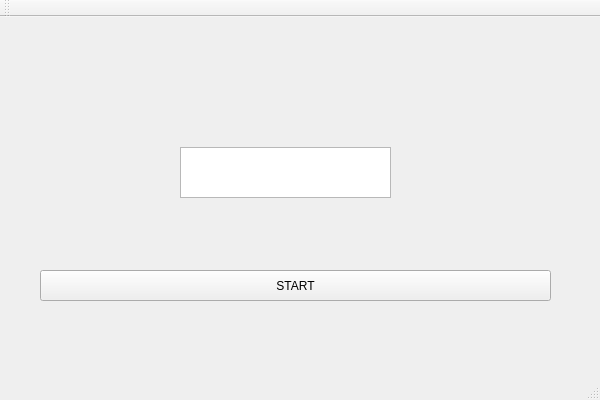
Before: the Qt Designer form Scribble/Scribble/WaitingRoom.ui in PopescuFilip/Scribble, drawn with Qt 5.
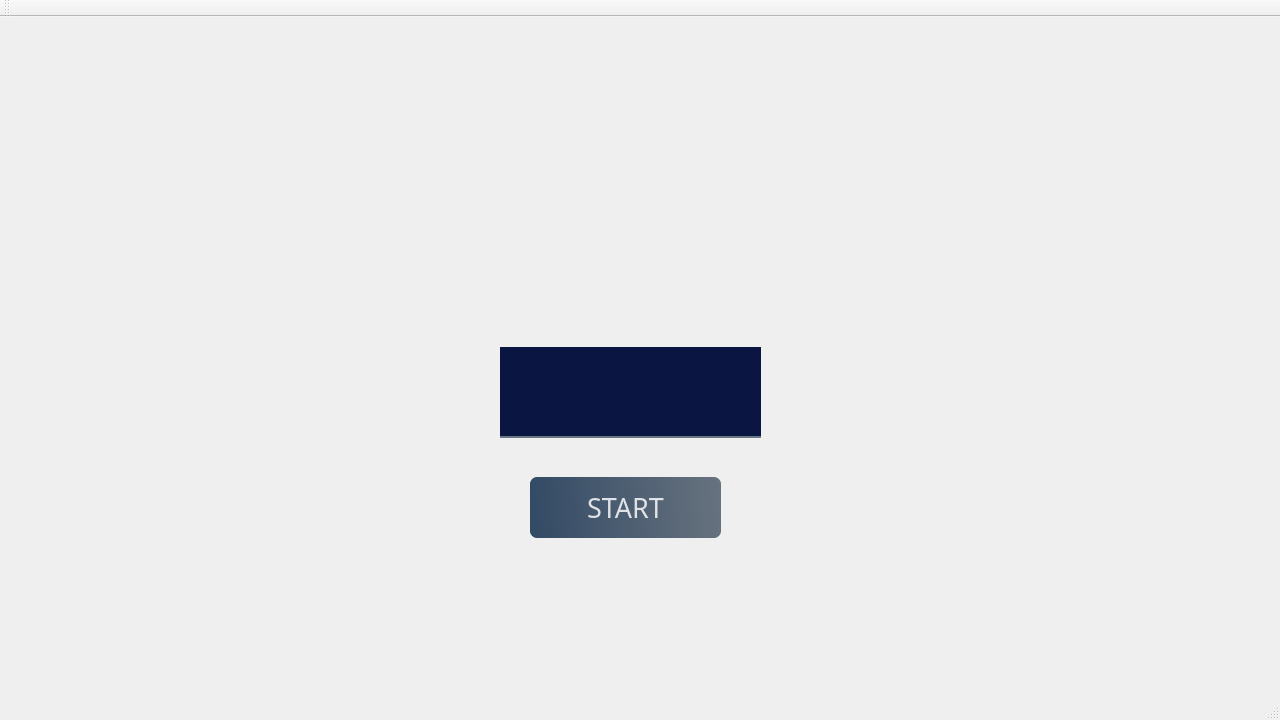
After: the same form once the commit is applied.

Commit message: Changed the design of the WaitingRoom window

What changed in the file:
```diff
--- a/Scribble/Scribble/WaitingRoom.ui
+++ b/Scribble/Scribble/WaitingRoom.ui
@@ -6,8 +6,8 @@
    <rect>
     <x>0</x>
     <y>0</y>
-    <width>600</width>
-    <height>400</height>
+    <width>1280</width>
+    <height>720</height>
    </rect>
   </property>
   <property name="windowTitle">
@@ -17,12 +17,34 @@
    <widget class="QPushButton" name="startButton">
     <property name="geometry">
      <rect>
-      <x>40</x>
-      <y>253</y>
-      <width>511</width>
-      <height>31</height>
+      <x>530</x>
+      <y>460</y>
+      <width>191</width>
+      <height>61</height>
      </rect>
     </property>
+    <property name="font">
+     <font>
+      <family>Yu Gothic UI Semibold</family>
+      <pointsize>20</pointsize>
+     </font>
+    </property>
+    <property name="styleSheet">
+     <string notr="true">QPushButton#startButton{ 
+background-color: qlineargradient(spread:pad, x1:0, y1:0.505682, x2:1, y2:0.477, stop:0 rgba(20, 47, 78, 219), stop: 1 rgba(85, 98, 112, 226));
+color:rgba(255, 255, 255, 210);
+ border-radius:7px; 
+}
+QPushButton#startButton:hover{
+background-color: qlineargradient(spread:pad, x1:0, y1:0.505682, x2:1, y2:0.477, stop:0 rgba(40, 67, 98, 219), stop:1 rgba(105, 118, 132, 226)) 
+}
+QPushButton#startButton:pressed{ 
+padding-left:5px; 
+padding-top:5px; 
+background-color:rgba();
+	background-color: rgb(42, 0, 56);
+}</string>
+    </property>
     <property name="text">
      <string>START</string>
     </property>
@@ -30,12 +52,25 @@
    <widget class="QTextEdit" name="textEdit">
     <property name="geometry">
      <rect>
-      <x>180</x>
-      <y>130</y>
-      <width>211</width>
-      <height>51</height>
+      <x>500</x>
+      <y>330</y>
+      <width>261</width>
+      <height>91</height>
      </rect>
     </property>
+    <property name="font">
+     <font>
+      <pointsize>40</pointsize>
+     </font>
+    </property>
+    <property name="styleSheet">
+     <string notr="true">background-color: rgb(11, 21, 65);
+border:none;
+border-bottom:2px solid rgba(105, 118,132, 255);
+color:rgba(255,255, 255, 230);
+padding-bottom:7px;
+radius-border:20xp;</string>
+    </property>
    </widget>
   </widget>
   <widget class="QMenuBar" name="menuBar">
```
Left out of the diff: 2 changed lines with no effect on the pictures.
